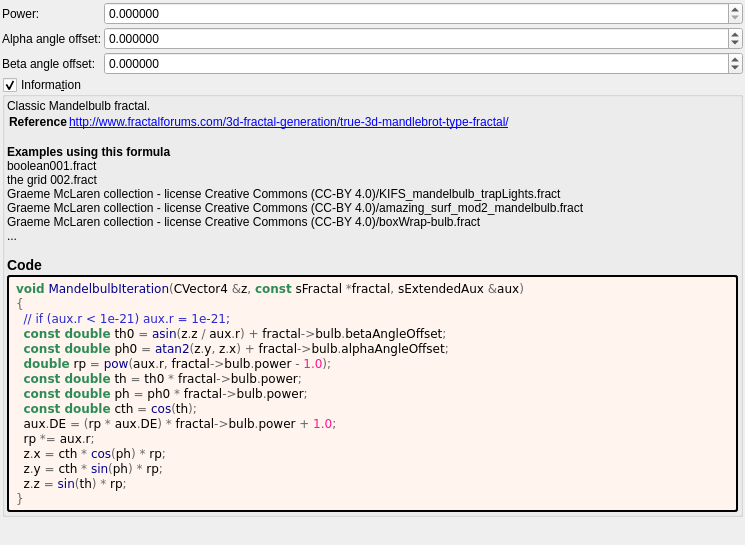
Old version of the form mandelbulber2/formula/ui/mandelbulb.ui in the repository irinox-ctrl/mandelbulber2.
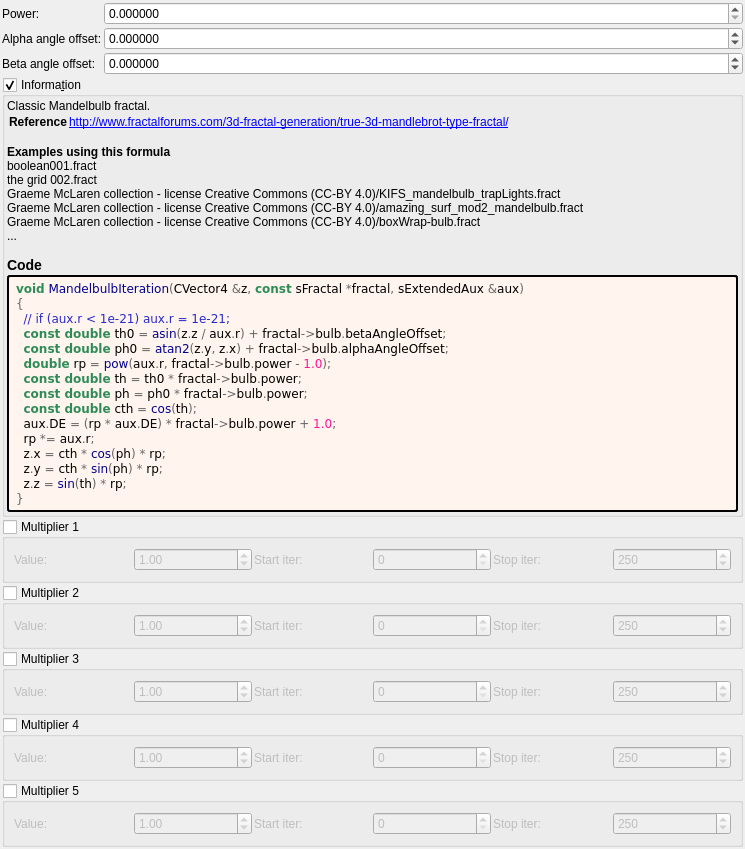
New version of the form. Custom widgets are drawn as their Qt base class.

Commit message:
feat: add 5 general-purpose multipliers to all 1007 fractal formulas
Each multiplier has:
- Checkbox (OFF by default)
- Value spinbox (default 1.0, range -100 to 100)
- Iteration start/stop range

Logic: z *= value; DE *= |value|;

Uses existing transformCommon parameters:
- Checkboxes: functionEnabledBx/By/Bz/Bw/CzFalse
- Values: scale4/5/6/8/16
- Ranges: startIterationsB-F/stopIterationsB-F

Modified 1007 .cpp (CPU), 1006 .cl (GPU), 1023 .ui files.
Both source (formula/) and deploy (deploy/share/) copies updated.

What changed in the file:
```diff
--- a/mandelbulber2/formula/ui/mandelbulb.ui
+++ b/mandelbulber2/formula/ui/mandelbulb.ui
@@ -227,6 +227,192 @@
      </layout>
     </widget>
    </item>
+   <item>
+    <widget class="MyGroupBox" name="groupCheck_transf_function_enabledBx_false">
+     <property name="title"><string>Multiplier 1</string></property>
+     <property name="checkable"><bool>true</bool></property>
+     <property name="checked"><bool>false</bool></property>
+     <layout class="QGridLayout" name="gridLayout_mult1">
+      <property name="spacing"><number>2</number></property>
+      <item row="0" column="0">
+       <widget class="QLabel"><property name="text"><string>Value:</string></property></widget>
+      </item>
+      <item row="0" column="1">
+       <widget class="MyDoubleSpinBox" name="spinbox_transf_scale_4">
+        <property name="minimum"><double>-100.0</double></property><property name="maximum"><double>100.0</double></property>
+        <property name="singleStep"><double>0.01</double></property><property name="value"><double>1.0</double></property>
+       </widget>
+      </item>
+      <item row="0" column="2">
+       <widget class="QLabel"><property name="text"><string>Start iter:</string></property></widget>
+      </item>
+      <item row="0" column="3">
+       <widget class="MySpinBox" name="spinboxInt_transf_start_iterations_B">
+        <property name="minimum"><number>0</number></property><property name="maximum"><number>10000</number></property>
+        <property name="value"><number>0</number></property>
+       </widget>
+      </item>
+      <item row="0" column="4">
+       <widget class="QLabel"><property name="text"><string>Stop iter:</string></property></widget>
+      </item>
+      <item row="0" column="5">
+       <widget class="MySpinBox" name="spinboxInt_transf_stop_iterations_B">
+        <property name="minimum"><number>0</number></property><property name="maximum"><number>10000</number></property>
+        <property name="value"><number>250</number></property>
+       </widget>
+      </item>
+     </layout>
+    </widget>
+   </item>
+   <item>
+    <widget class="MyGroupBox" name="groupCheck_transf_function_enabledBy_false">
+     <property name="title"><string>Multiplier 2</string></property>
+     <property name="checkable"><bool>true</bool></property>
+     <property name="checked"><bool>false</bool></property>
+     <layout class="QGridLayout" name="gridLayout_mult2">
+      <property name="spacing"><number>2</number></property>
+      <item row="0" column="0">
+       <widget class="QLabel"><property name="text"><string>Value:</string></property></widget>
+      </item>
+      <item row="0" column="1">
+       <widget class="MyDoubleSpinBox" name="spinbox_transf_scale_5">
+        <property name="minimum"><double>-100.0</double></property><property name="maximum"><double>100.0</double></property>
+        <property name="singleStep"><double>0.01</double></property><property name="value"><double>1.0</double></property>
+       </widget>
+      </item>
+      <item row="0" column="2">
+       <widget class="QLabel"><property name="text"><string>Start iter:</string></property></widget>
+      </item>
+      <item row="0" column="3">
+       <widget class="MySpinBox" name="spinboxInt_transf_start_iterations_C">
+        <property name="minimum"><number>0</number></property><property name="maximum"><number>10000</number></property>
+        <property name="value"><number>0</number></property>
+       </widget>
+      </item>
+      <item row="0" column="4">
+       <widget class="QLabel"><property name="text"><string>Stop iter:</string></property></widget>
+      </item>
+      <item row="0" column="5">
+       <widget class="MySpinBox" name="spinboxInt_transf_stop_iterations_C">
+        <property name="minimum"><number>0</number></property><property name="maximum"><number>10000</number></property>
+        <property name="value"><number>250</number></property>
+       </widget>
+      </item>
+     </layout>
+    </widget>
+   </item>
+   <item>
+    <widget class="MyGroupBox" name="groupCheck_transf_function_enabledBz_false">
+     <property name="title"><string>Multiplier 3</string></property>
+     <property name="checkable"><bool>true</bool></property>
+     <property name="checked"><bool>false</bool></property>
+     <layout class="QGridLayout" name="gridLayout_mult3">
+      <property name="spacing"><number>2</number></property>
+      <item row="0" column="0">
+       <widget class="QLabel"><property name="text"><string>Value:</string></property></widget>
+      </item>
+      <item row="0" column="1">
+       <widget class="MyDoubleSpinBox" name="spinbox_transf_scale_6">
+        <property name="minimum"><double>-100.0</double></property><property name="maximum"><double>100.0</double></property>
+        <property name="singleStep"><double>0.01</double></property><property name="value"><double>1.0</double></property>
+       </widget>
+      </item>
+      <item row="0" column="2">
+       <widget class="QLabel"><property name="text"><string>Start iter:</string></property></widget>
+      </item>
+      <item row="0" column="3">
+       <widget class="MySpinBox" name="spinboxInt_transf_start_iterations_D">
+        <property name="minimum"><number>0</number></property><property name="maximum"><number>10000</number></property>
+        <property name="value"><number>0</number></property>
+       </widget>
+      </item>
+      <item row="0" column="4">
+       <widget class="QLabel"><property name="text"><string>Stop iter:</string></property></widget>
+      </item>
+      <item row="0" column="5">
+       <widget class="MySpinBox" name="spinboxInt_transf_stop_iterations_D">
+        <property name="minimum"><number>0</number></property><property name="maximum"><number>10000</number></property>
+        <property name="value"><number>250</number></property>
+       </widget>
+      </item>
+     </layout>
+    </widget>
+   </item>
+   <item>
+    <widget class="MyGroupBox" name="groupCheck_transf_function_enabledBw_false">
+     <property name="title"><string>Multiplier 4</string></property>
+     <property name="checkable"><bool>true</bool></property>
+     <property name="checked"><bool>false</bool></property>
+     <layout class="QGridLayout" name="gridLayout_mult4">
+      <property name="spacing"><number>2</number></property>
+      <item row="0" column="0">
+       <widget class="QLabel"><property name="text"><string>Value:</string></property></widget>
+      </item>
+      <item row="0" column="1">
+       <widget class="MyDoubleSpinBox" name="spinbox_transf_scale_8">
+        <property name="minimum"><double>-100.0</double></property><property name="maximum"><double>100.0</double></property>
+        <property name="singleStep"><double>0.01</double></property><property name="value"><double>1.0</double></property>
+       </widget>
+      </item>
+      <item row="0" column="2">
+       <widget class="QLabel"><property name="text"><string>Start iter:</string></property></widget>
+      </item>
+      <item row="0" column="3">
+       <widget class="MySpinBox" name="spinboxInt_transf_start_iterations_E">
+        <property name="minimum"><number>0</number></property><property name="maximum"><number>10000</number></property>
+        <property name="value"><number>0</number></property>
+       </widget>
+      </item>
+      <item row="0" column="4">
+       <widget class="QLabel"><property name="text"><string>Stop iter:</string></property></widget>
+      </item>
+      <item row="0" column="5">
+       <widget class="MySpinBox" name="spinboxInt_transf_stop_iterations_E">
+        <property name="minimum"><number>0</number></property><property name="maximum"><number>10000</number></property>
+        <property name="value"><number>250</number></property>
+       </widget>
+      </item>
+     </layout>
+    </widget>
+   </item>
+   <item>
+    <widget class="MyGroupBox" name="groupCheck_transf_function_enabledCz_false">
+     <property name="title"><string>Multiplier 5</string></property>
+     <property name="checkable"><bool>true</bool></property>
+     <property name="checked"><bool>false</bool></property>
+     <layout class="QGridLayout" name="gridLayout_mult5">
+      <property name="spacing"><number>2</number></property>
+      <item row="0" column="0">
+       <widget class="QLabel"><property name="text"><string>Value:</string></property></widget>
+      </item>
+      <item row="0" column="1">
+       <widget class="MyDoubleSpinBox" name="spinbox_transf_scale_16">
+        <property name="minimum"><double>-100.0</double></property><property name="maximum"><double>100.0</double></property>
+        <property name="singleStep"><double>0.01</double></property><property name="value"><double>1.0</double></property>
+       </widget>
+      </item>
+      <item row="0" column="2">
+       <widget class="QLabel"><property name="text"><string>Start iter:</string></property></widget>
+      </item>
+      <item row="0" column="3">
+       <widget class="MySpinBox" name="spinboxInt_transf_start_iterations_F">
+        <property name="minimum"><number>0</number></property><property name="maximum"><number>10000</number></property>
+        <property name="value"><number>0</number></property>
+       </widget>
+      </item>
+      <item row="0" column="4">
+       <widget class="QLabel"><property name="text"><string>Stop iter:</string></property></widget>
+      </item>
+      <item row="0" column="5">
+       <widget class="MySpinBox" name="spinboxInt_transf_stop_iterations_F">
+        <property name="minimum"><number>0</number></property><property name="maximum"><number>10000</number></property>
+        <property name="value"><number>250</number></property>
+       </widget>
+      </item>
+     </layout>
+    </widget>
+   </item>
+
    <item>
     <spacer name="verticalSpacer">
      <property name="orientation">
@@ -254,6 +440,11 @@
    <extends>QDoubleSpinBox</extends>
    <header>my_double_spin_box.h</header>
   </customwidget>
+   <customwidget>
+   <class>MySpinBox</class>
+   <extends>QSpinBox</extends>
+   <header>my_spin_box.h</header>
+  </customwidget>
  </customwidgets>
  <tabstops>
   <tabstop>spinbox_power</tabstop>
```
The commit also changes 3972 other files.
